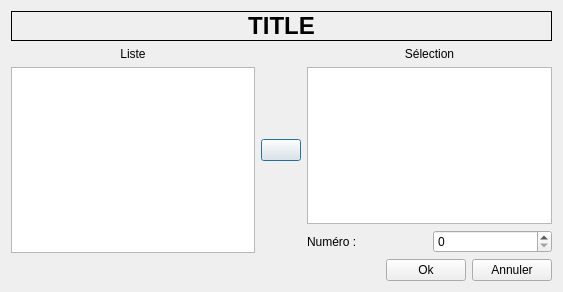
Above: src/SelectionWindow.ui from arabine/tanca before the change. Below: the same form after it.
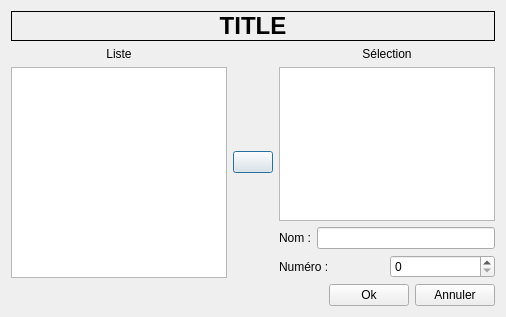
That is the form after the change. Icons and pictures are not drawn.

The edit to the form file:
```diff
--- a/src/SelectionWindow.ui
+++ b/src/SelectionWindow.ui
@@ -6,8 +6,8 @@
    <rect>
     <x>0</x>
     <y>0</y>
-    <width>563</width>
-    <height>292</height>
+    <width>506</width>
+    <height>317</height>
    </rect>
   </property>
   <property name="windowTitle">
@@ -44,7 +44,7 @@
     </widget>
    </item>
    <item>
-    <layout class="QHBoxLayout" name="horizontalLayout_3">
+    <layout class="QHBoxLayout" name="horizontalLayout_4">
      <item>
       <layout class="QVBoxLayout" name="verticalLayout_2">
        <item>
@@ -110,6 +110,20 @@
        </item>
        <item>
         <layout class="QHBoxLayout" name="horizontalLayout_2">
+         <item>
+          <widget class="QLabel" name="label_4">
+           <property name="text">
+            <string>Nom :</string>
+           </property>
+          </widget>
+         </item>
+         <item>
+          <widget class="QLineEdit" name="lineName"/>
+         </item>
+        </layout>
+       </item>
+       <item>
+        <layout class="QHBoxLayout" name="horizontalLayout_3">
          <item>
           <widget class="QLabel" name="label">
            <property name="text">
```
